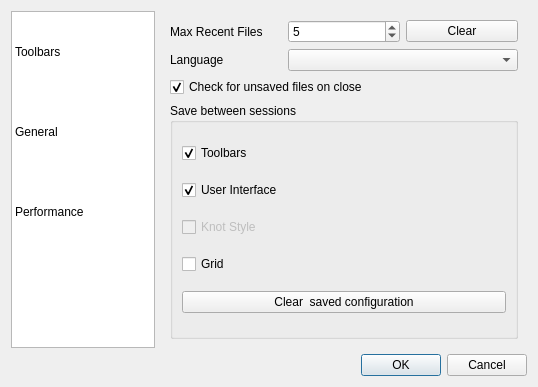
Old version of the form src/dialogs/dialog_preferences.ui in the repository mbasaglia/Knotter.
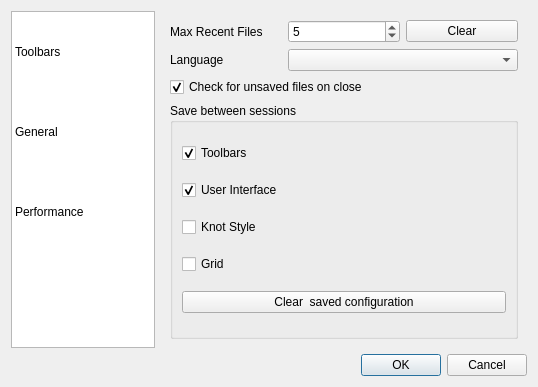
New version of the form. The open tabs and pages were chosen to show the change. Icons and pictures are not drawn. Custom widgets are drawn as their Qt base class.

Diff of the .ui file:
```diff
--- a/src/dialogs/dialog_preferences.ui
+++ b/src/dialogs/dialog_preferences.ui
@@ -247,9 +247,6 @@
             </item>
             <item>
              <widget class="QCheckBox" name="check_save_style">
-              <property name="enabled">
-               <bool>false</bool>
-              </property>
               <property name="text">
                <string>Knot Style</string>
               </property>
```
Left out of the diff: 6 changed lines with no effect on the pictures.
